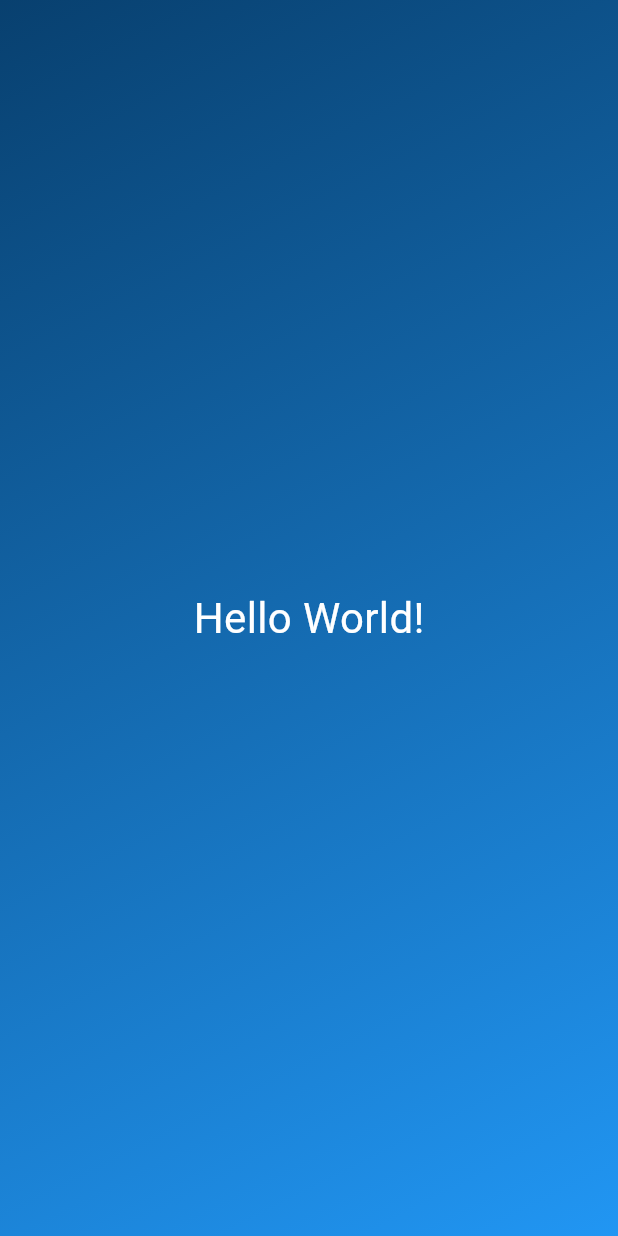
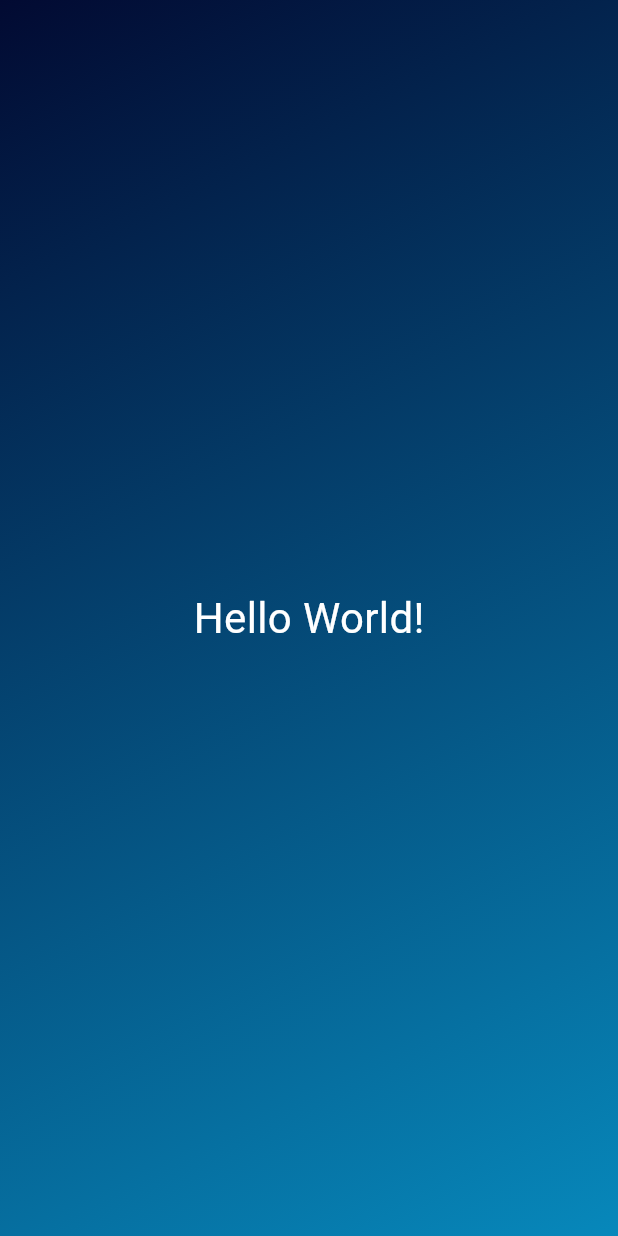
Before and after one commit to Eka051/First_flutter_app, a Flutter app: the screen it shows after launch, on a phone screen of 412 x 824 dp. Run offline on Flutter 3.47's test engine with Material 3 defaults, Android fonts, the phone set to English and light mode, and no system bars.

Commit message:
feat: update GradientContainer to accept dynamic colors for gradient

```diff
--- a/lib/gradient_container.dart
+++ b/lib/gradient_container.dart
@@ -5,14 +5,17 @@ var startAlignment = Alignment.topLeft;
 var endAlignment = Alignment.bottomRight;
 
 class GradientContainer extends StatelessWidget {
-  const GradientContainer({super.key});
+  const GradientContainer(this.color1, this.color2, {super.key});
+
+  final Color color1;
+  final Color color2;
 
   @override
   Widget build(context) {
     return Container(
       decoration: BoxDecoration(
         gradient: LinearGradient(
-          colors: const [Color.fromARGB(255, 8, 64, 111), Colors.blue],
+          colors: [color1, color2],
           begin: startAlignment,
           end: endAlignment,
         ),
--- a/lib/main.dart
+++ b/lib/main.dart
@@ -4,8 +4,11 @@ import 'package:flutter_app/gradient_container.dart';
 void main() {
   runApp(MaterialApp(
     home: Scaffold(
-        body: GradientContainer()
+      body: GradientContainer(
+        Color.fromARGB(255, 2, 10, 50),
+        Color.fromARGB(255, 7, 136, 187),
       ),
+    ),
     debugShowCheckedModeBanner: false,
   ));
 }
```
